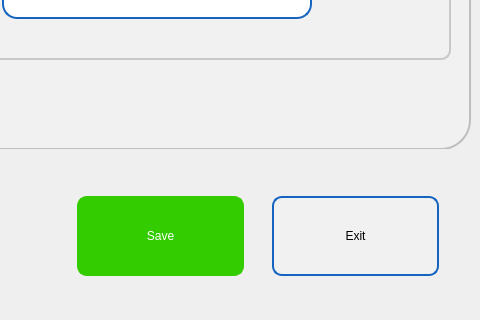
ChandraMVE/PSSC_QT_Development, file pApp-22-June-2021/sgeneralsetup.ui: the form before one commit; both pictures show x 288 to 768 and y 624 to 944 of the 768 by 944 pixel window.
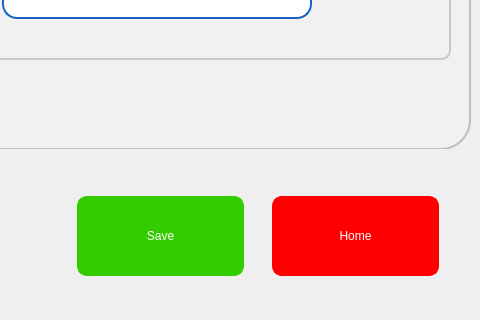
The form after the commit. Icons and pictures are not drawn. Custom widgets are drawn as their Qt base class.

The edit to the form file:
```diff
--- a/pApp-22-June-2021/sgeneralsetup.ui
+++ b/pApp-22-June-2021/sgeneralsetup.ui
@@ -27,16 +27,16 @@
    </property>
    <property name="styleSheet">
     <string notr="true">QPushButton{
-background-color: rgb(241, 241, 241);
+background-color: red;
 border-width: 2px;
-border-color: rgb(21, 100, 192);
+border-color: red;
 border-style: solid;
 border-radius: 10;
-color: rgb(0, 0, 0);
+color: rgb(255, 255, 255);
 font: 75 16pt &quot;Roboto Medium&quot;;
 }
 QPushButton:disabled { 
-background-color: rgb(204, 244, 198);
+background-color: rgb(255, 174, 171);
 border-width: 2px;
 border-color: rgb(127, 143, 127);
 border-style: solid;
@@ -70,11 +70,10 @@
 border-radius: 10;
 color: rgb(0, 0, 0);
 font: 75 16pt &quot;Roboto Medium&quot;;
-}
-</string>
+}</string>
    </property>
    <property name="text">
-    <string>Exit</string>
+    <string>Home</string>
    </property>
   </widget>
   <widget class="QPushButton" name="pbSave">
```
Left out of the diff: 26 changed lines with no effect on the pictures.
